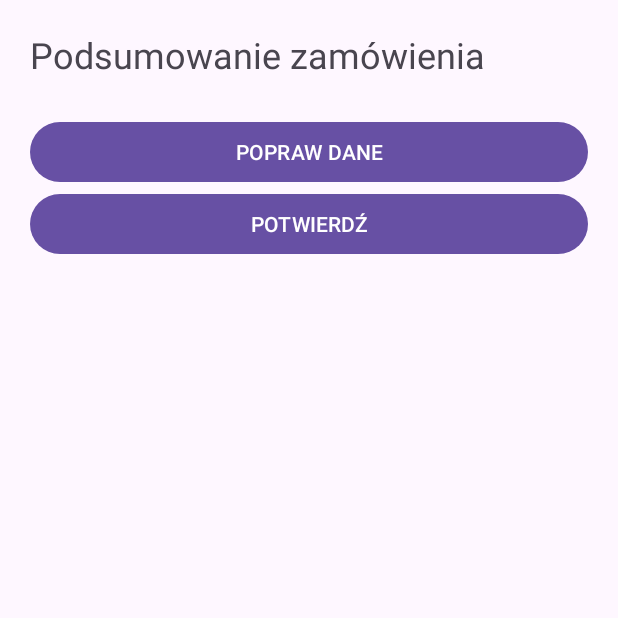
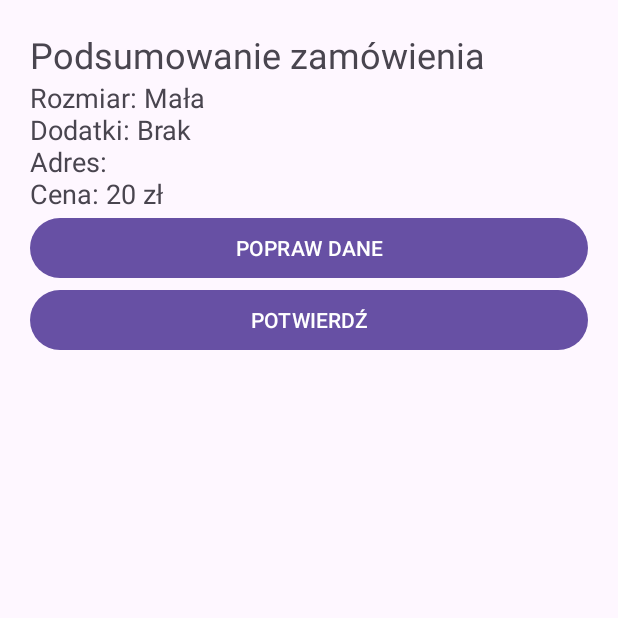
Before and after one commit to iAturek/intencje-drugi-ekran, an Android app: the screen it shows after launch (SummaryActivity), after a tap on "DALEJ", on a phone screen of 412 x 824 dp, the top half of it. Run offline under Robolectric (Android 15) with nearby library versions, the phone set to English and light mode, and no system bars.

Commit message:
Dodano przekazywanie danych oraz obliczanie ceny

```diff
--- a/app/src/main/java/com/example/intencje_drugi_ekran/MainActivity.java
+++ b/app/src/main/java/com/example/intencje_drugi_ekran/MainActivity.java
@@ -2,24 +2,69 @@ package com.example.intencje_drugi_ekran;
 
 import android.content.Intent;
 import android.os.Bundle;
+import android.widget.ArrayAdapter;
 import android.widget.Button;
+import android.widget.CheckBox;
+import android.widget.EditText;
+import android.widget.Spinner;
 
 import androidx.appcompat.app.AppCompatActivity;
 
 public class MainActivity extends AppCompatActivity {
+
+    private Spinner spSize;
+    private CheckBox cbCheese, cbHam, cbMushrooms;
+    private EditText etAddress;
 
     @Override
     protected void onCreate(Bundle savedInstanceState) {
         super.onCreate(savedInstanceState);
         setContentView(R.layout.activity_main);
 
+        spSize = findViewById(R.id.spSize);
+        cbCheese = findViewById(R.id.cbCheese);
+        cbHam = findViewById(R.id.cbHam);
+        cbMushrooms = findViewById(R.id.cbMushrooms);
+        etAddress = findViewById(R.id.etAddress);
+
+        setUpSizeSpinner();
+
         Button btnNext = findViewById(R.id.btnNext);
+        btnNext.setOnClickListener(v -> openSummary());
+    }
 
-        btnNext.setOnClickListener(v -> openSummary());
+    private void setUpSizeSpinner() {
+        ArrayAdapter<CharSequence> adapter = ArrayAdapter.createFromResource(
+                this,
+                R.array.pizza_sizes,
+                android.R.layout.simple_spinner_item
+        );
+
+        adapter.setDropDownViewResource(
+                android.R.layout.simple_spinner_dropdown_item
+        );
+
+        spSize.setAdapter(adapter);
     }
 
     private void openSummary() {
         Intent intent = new Intent(MainActivity.this, SummaryActivity.class);
+
+        intent.putExtra(SummaryActivity.EXTRA_SIZE,
+                spSize.getSelectedItem().toString());
+
+        intent.putExtra(SummaryActivity.EXTRA_CHEESE,
+                cbCheese.isChecked());
+
+        intent.putExtra(SummaryActivity.EXTRA_HAM,
+                cbHam.isChecked());
+
+        intent.putExtra(SummaryActivity.EXTRA_MUSHROOMS,
+                cbMushrooms.isChecked());
+
+        intent.putExtra(SummaryActivity.EXTRA_ADDRESS,
+                etAddress.getText().toString());
+
         startActivity(intent);
     }
 }
--- a/app/src/main/java/com/example/intencje_drugi_ekran/SummaryActivity.java
+++ b/app/src/main/java/com/example/intencje_drugi_ekran/SummaryActivity.java
@@ -1,14 +1,77 @@
 package com.example.intencje_drugi_ekran;
 
 import android.os.Bundle;
+import android.widget.TextView;
+import android.widget.Button;
 
 import androidx.appcompat.app.AppCompatActivity;
 
 public class SummaryActivity extends AppCompatActivity {
 
+    public static final String EXTRA_SIZE = "size";
+    public static final String EXTRA_CHEESE = "cheese";
+    public static final String EXTRA_HAM = "ham";
+    public static final String EXTRA_MUSHROOMS = "mushrooms";
+    public static final String EXTRA_ADDRESS = "address";
+
+    private TextView tvSummary;
+
     @Override
     protected void onCreate(Bundle savedInstanceState) {
         super.onCreate(savedInstanceState);
         setContentView(R.layout.activity_summary);
+
+        tvSummary = findViewById(R.id.tvSummary);
+
+        tvSummary.setText(buildSummary());
+
+        Button btnEdit = findViewById(R.id.btnEdit);
+        btnEdit.setOnClickListener(v -> finish());
+    }
+
+    private String buildSummary() {
+        String size = getIntent().getStringExtra(EXTRA_SIZE);
+        boolean cheese = getIntent().getBooleanExtra(EXTRA_CHEESE, false);
+        boolean ham = getIntent().getBooleanExtra(EXTRA_HAM, false);
+        boolean mushrooms = getIntent().getBooleanExtra(EXTRA_MUSHROOMS, false);
+        String address = getIntent().getStringExtra(EXTRA_ADDRESS);
+
+        int price = 0;
+
+        if (size.equals("Mała")) {
+            price = 20;
+        } else if (size.equals("Średnia")) {
+            price = 27;
+        } else if (size.equals("Duża")) {
+            price = 34;
+        }
+
+        String toppings = "";
+
+        if (cheese) {
+            toppings += "Ser, ";
+            price += 3;
+        }
+
+        if (ham) {
+            toppings += "Szynka, ";
+            price += 3;
+        }
+
+        if (mushrooms) {
+            toppings += "Pieczarki, ";
+            price += 3;
+        }
+
+        if (toppings.isEmpty()) {
+            toppings = "Brak";
+        } else {
+            toppings = toppings.substring(0, toppings.length() - 2);
+        }
+
+        return "Rozmiar: " + size
+                + "\nDodatki: " + toppings
+                + "\nAdres: " + address
+                + "\nCena: " + price + " zł";
     }
 }
```
